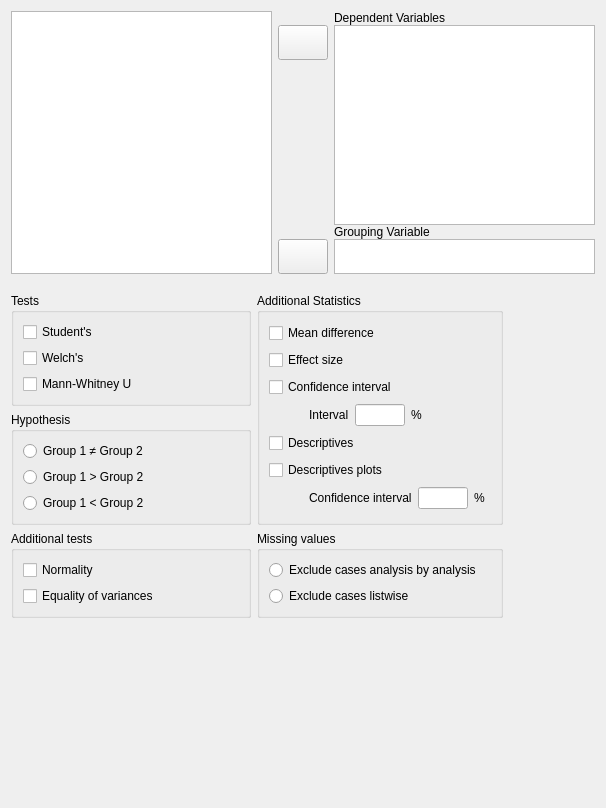
Qt form JASP-Desktop/analysisforms/ttestindependentsamplesform.ui (jasp-stats/jasp-desktop) before a commit.
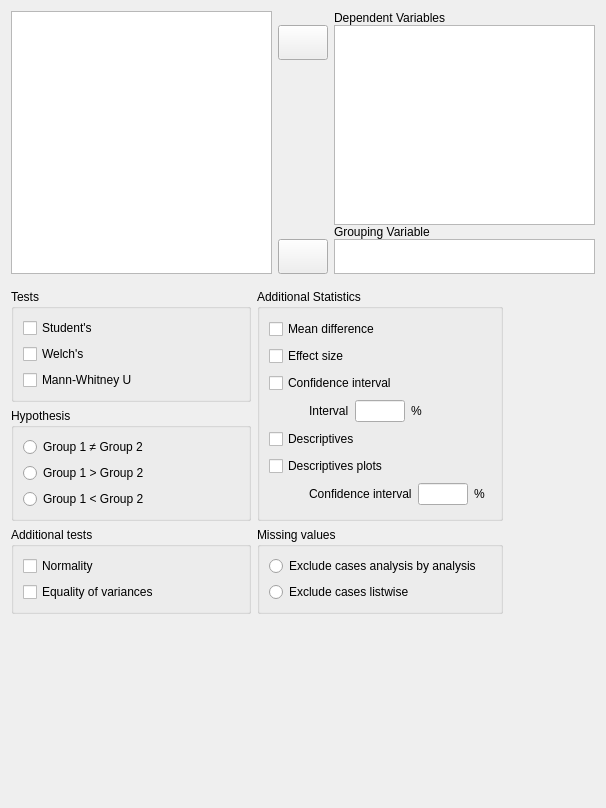
The same form after that commit. Custom widgets are drawn as their Qt base class.

The edit to the form file:
```diff
--- a/JASP-Desktop/analysisforms/ttestindependentsamplesform.ui
+++ b/JASP-Desktop/analysisforms/ttestindependentsamplesform.ui
@@ -214,9 +214,6 @@
       <property name="leftMargin">
        <number>0</number>
       </property>
-      <property name="topMargin">
-       <number>13</number>
-      </property>
       <property name="rightMargin">
        <number>0</number>
       </property>
```
